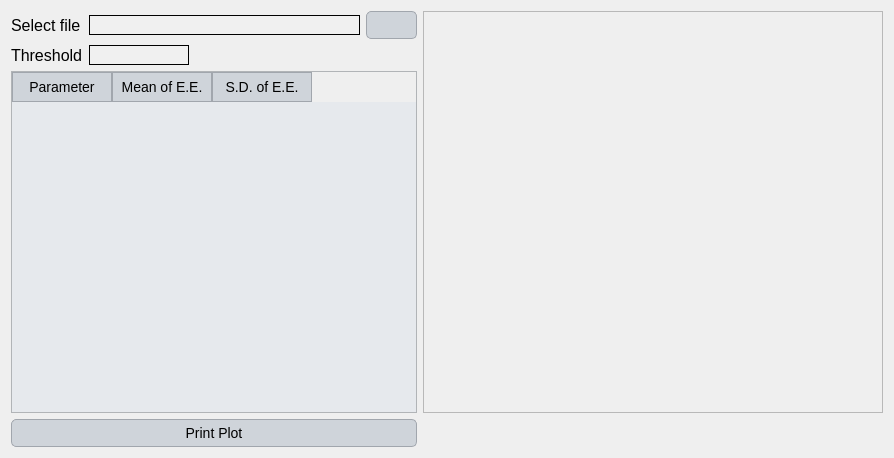
Above: ui/sensitivity_calibration_results_hydrograph.ui from Inigobarbe/VFSMOD-GUI before the change. Below: the same form after it.
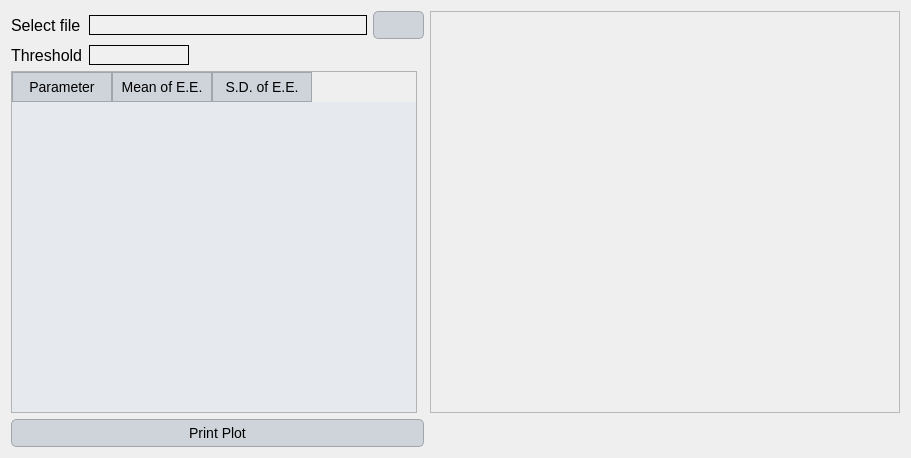
That is the form after the change.

Patch:
```diff
--- a/ui/sensitivity_calibration_results_hydrograph.ui
+++ b/ui/sensitivity_calibration_results_hydrograph.ui
@@ -6,7 +6,7 @@
    <rect>
     <x>0</x>
     <y>0</y>
-    <width>890</width>
+    <width>911</width>
     <height>458</height>
    </rect>
   </property>
@@ -121,7 +121,7 @@
     <widget class="QFrame" name="frame">
      <property name="minimumSize">
       <size>
-       <width>460</width>
+       <width>470</width>
        <height>0</height>
       </size>
      </property>
```
